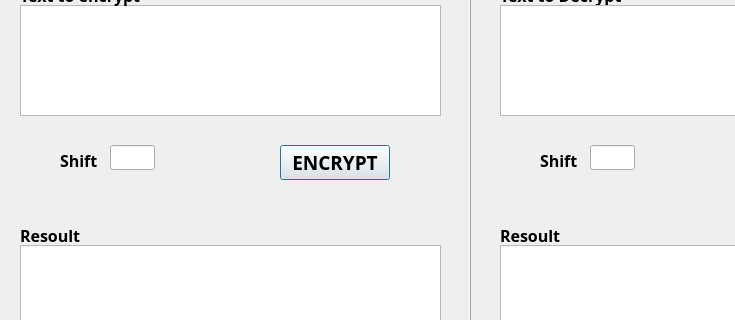
Old version of the form caesar.ui in the repository KrGDarkSide/encryptor; both pictures show x 0 to 735 and y 95 to 415 of the 950 by 498 pixel window.
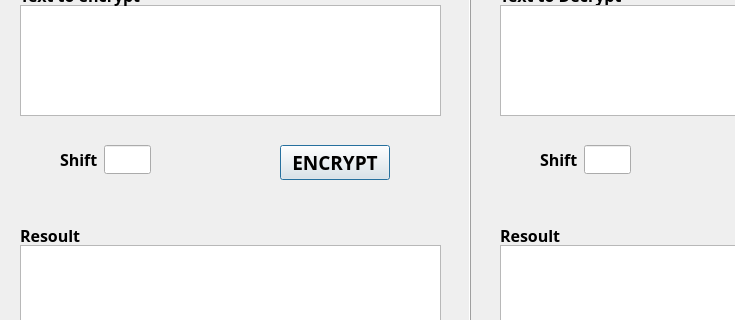
New version of the form.

Commit message: Caesar ciper functionality.

The edit to the form file:
```diff
--- a/caesar.ui
+++ b/caesar.ui
@@ -154,26 +154,6 @@
     <string>Text to encrypt</string>
    </property>
   </widget>
-  <widget class="QLabel" name="label4">
-   <property name="geometry">
-    <rect>
-     <x>60</x>
-     <y>240</y>
-     <width>50</width>
-     <height>31</height>
-    </rect>
-   </property>
-   <property name="font">
-    <font>
-     <family>Bahnschrift</family>
-     <pointsize>12</pointsize>
-     <bold>true</bold>
-    </font>
-   </property>
-   <property name="text">
-    <string>Shift</string>
-   </property>
-  </widget>
   <widget class="QPushButton" name="Button_encrypt">
    <property name="geometry">
     <rect>
@@ -231,29 +211,6 @@
     </font>
    </property>
   </widget>
-  <widget class="QLineEdit" name="lineEdit1">
-   <property name="geometry">
-    <rect>
-     <x>110</x>
-     <y>240</y>
-     <width>45</width>
-     <height>25</height>
-    </rect>
-   </property>
-   <property name="font">
-    <font>
-     <family>Bahnschrift</family>
-     <pointsize>12</pointsize>
-     <italic>false</italic>
-    </font>
-   </property>
-   <property name="layoutDirection">
-    <enum>Qt::LeftToRight</enum>
-   </property>
-   <property name="alignment">
-    <set>Qt::AlignLeading|Qt::AlignLeft|Qt::AlignVCenter</set>
-   </property>
-  </widget>
   <widget class="QLabel" name="label8">
    <property name="geometry">
     <rect>
@@ -311,49 +268,6 @@
     </font>
    </property>
   </widget>
-  <widget class="QLabel" name="label7">
-   <property name="geometry">
-    <rect>
-     <x>540</x>
-     <y>240</y>
-     <width>50</width>
-     <height>31</height>
-    </rect>
-   </property>
-   <property name="font">
-    <font>
-     <family>Bahnschrift</family>
-     <pointsize>12</pointsize>
-     <bold>true</bold>
-    </font>
-   </property>
-   <property name="text">
-    <string>Shift</string>
-   </property>
-  </widget>
-  <widget class="QLineEdit" name="lineEdit2">
-   <property name="geometry">
-    <rect>
-     <x>590</x>
-     <y>240</y>
-     <width>45</width>
-     <height>25</height>
-    </rect>
-   </property>
-   <property name="font">
-    <font>
-     <family>Bahnschrift</family>
-     <pointsize>12</pointsize>
-     <italic>false</italic>
-    </font>
-   </property>
-   <property name="layoutDirection">
-    <enum>Qt::LeftToRight</enum>
-   </property>
-   <property name="alignment">
-    <set>Qt::AlignLeading|Qt::AlignLeft|Qt::AlignVCenter</set>
-   </property>
-  </widget>
   <widget class="QPushButton" name="Button_decrypt">
    <property name="geometry">
     <rect>
@@ -391,6 +305,92 @@
     </font>
    </property>
   </widget>
+  <widget class="QWidget" name="">
+   <property name="geometry">
+    <rect>
+     <x>60</x>
+     <y>240</y>
+     <width>91</width>
+     <height>29</height>
+    </rect>
+   </property>
+   <layout class="QHBoxLayout" name="horizontalLayout">
+    <item>
+     <widget class="QLabel" name="label4">
+      <property name="font">
+       <font>
+        <family>Bahnschrift</family>
+        <pointsize>12</pointsize>
+        <bold>true</bold>
+       </font>
+      </property>
+      <property name="text">
+       <string>Shift</string>
+      </property>
+     </widget>
+    </item>
+    <item>
+     <widget class="QLineEdit" name="lineEdit1">
+      <property name="font">
+       <font>
+        <family>Bahnschrift</family>
+        <pointsize>12</pointsize>
+        <italic>false</italic>
+       </font>
+      </property>
+      <property name="layoutDirection">
+       <enum>Qt::LeftToRight</enum>
+      </property>
+      <property name="alignment">
+       <set>Qt::AlignLeading|Qt::AlignLeft|Qt::AlignVCenter</set>
+      </property>
+     </widget>
+    </item>
+   </layout>
+  </widget>
+  <widget class="QWidget" name="">
+   <property name="geometry">
+    <rect>
+     <x>540</x>
+     <y>240</y>
+     <width>91</width>
+     <height>29</height>
+    </rect>
+   </property>
+   <layout class="QHBoxLayout" name="horizontalLayout_2">
+    <item>
+     <widget class="QLabel" name="label7">
+      <property name="font">
+       <font>
+        <family>Bahnschrift</family>
+        <pointsize>12</pointsize>
+        <bold>true</bold>
+       </font>
+      </property>
+      <property name="text">
+       <string>Shift</string>
+      </property>
+     </widget>
+    </item>
+    <item>
+     <widget class="QLineEdit" name="lineEdit2">
+      <property name="font">
+       <font>
+        <family>Bahnschrift</family>
+        <pointsize>12</pointsize>
+        <italic>false</italic>
+       </font>
+      </property>
+      <property name="layoutDirection">
+       <enum>Qt::LeftToRight</enum>
+      </property>
+      <property name="alignment">
+       <set>Qt::AlignLeading|Qt::AlignLeft|Qt::AlignVCenter</set>
+      </property>
+     </widget>
+    </item>
+   </layout>
+  </widget>
  </widget>
  <resources/>
  <connections/>
```
The commit also changes 3 other files.
